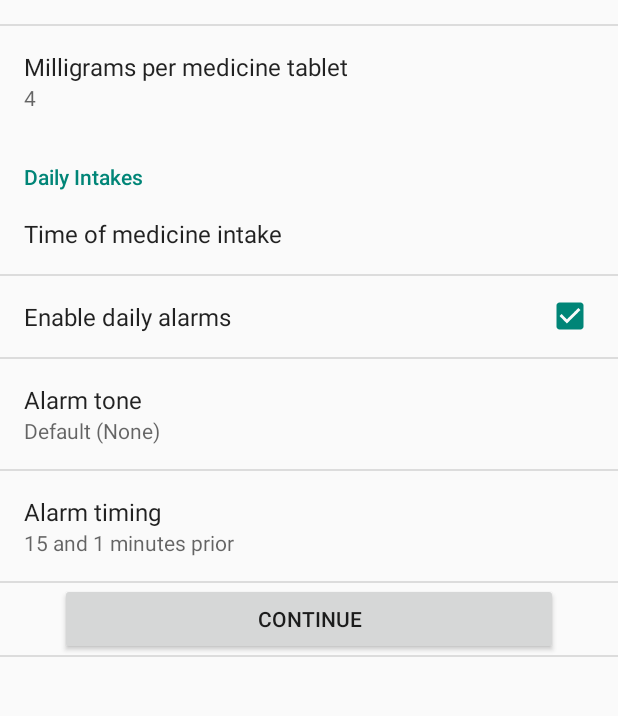
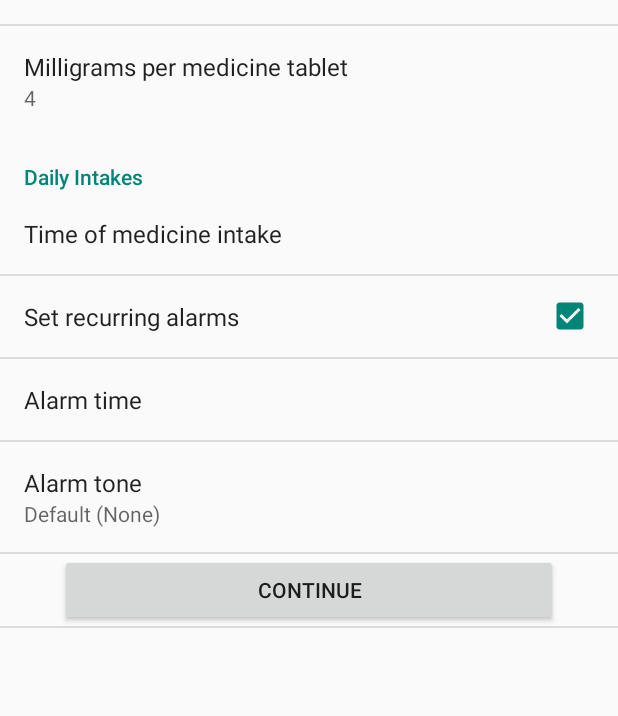
Before and after one commit to AndresMartinMaq/ThirdYPSinthrome, an Android app: the SettingsActivity screen opened directly, with no data from a screen before it, on a phone screen of 412 x 824 dp, the part 420-1136 px from its top. Run offline under Robolectric (Android 15) with nearby library versions, the light colour scheme and no system bars.

Commit message:
Did much refinement to Alarms. Damned things are difficult to control, so several workarounds are in place such as directing the user back to the clock app to delete his/her own alarms when they try to disable them from here. Sigh. But it looks good enough, in the end, fairly satisfied.

```diff
--- a/app/src/main/java/com/example/andres/thirdypsinthrome/MyUtils.java
+++ b/app/src/main/java/com/example/andres/thirdypsinthrome/MyUtils.java
@@ -19,6 +19,7 @@ import java.util.Locale;
 //TODO Notifications, Cit. Science notes, Exporting, History.
 
 //TODO not let add dosages that overlap.
+//TODO consider using notifications for alarm.
 //TODO be able to delete dosages?
 //TODO be able to reset taken?
 //TODO check all fields are filled in settings. In onPreferenceChanged, just set them to their defaults if empty?
--- a/app/src/main/java/com/example/andres/thirdypsinthrome/SettingsActivity.java
+++ b/app/src/main/java/com/example/andres/thirdypsinthrome/SettingsActivity.java
@@ -1,24 +1,28 @@
 package com.example.andres.thirdypsinthrome;
 
 import android.annotation.SuppressLint;
+import android.content.DialogInterface;
 import android.content.Intent;
 import android.content.SharedPreferences;
 import android.media.Ringtone;
 import android.media.RingtoneManager;
 import android.net.Uri;
+import android.os.Build;
 import android.os.Bundle;
 import android.preference.ListPreference;
 import android.preference.Preference;
 import android.preference.PreferenceActivity;
 import android.preference.PreferenceManager;
 import android.provider.AlarmClock;
+import android.support.v7.app.AlertDialog;
 import android.view.View;
 
 import com.example.andres.thirdypsinthrome.DataHolders.DsgAdjustHolder;
 import com.example.andres.thirdypsinthrome.persistence.DBHelper;
 
+import java.util.ArrayList;
+import java.util.Arrays;
 import java.util.Calendar;
-import java.util.GregorianCalendar;
 
 /**
  * A {@link PreferenceActivity} that presents a set of application settings.
@@ -29,22 +33,24 @@ public class SettingsActivity extends PreferenceActivity
         implements Preference.OnPreferenceChangeListener {
 
     //TODO consider enhancing ui using spinners and such personalised Preference xml units.
+    //Note: With the default values, automode will be available.
+
     @Override
     public void onCreate(Bundle savedInstanceState) {
         super.onCreate(savedInstanceState);
 
         addPreferencesFromResource(R.xml.general_prefs);
 
-        // For all preferences, attach an OnPreferenceChangeListener so the UI summary can be
-        // updated when the preference changes.
-        //With the default values, automode will be available.
+        //For all preferences, attach an OnPreferenceChangeListener so the UI summary can be updated when the preference changes.
         bindPreferenceSummaryToValue(findPreference(getString(R.string.pref_mininr_key)));
         bindPreferenceSummaryToValue(findPreference(getString(R.string.pref_maxinr_key)));
         bindPreferenceSummaryToValue(findPreference(getString(R.string.pref_med_name_key)));
         bindPreferenceSummaryToValue(findPreference(getString(R.string.pref_med_time_key)));
         bindPreferenceSummaryToValue(findPreference(getString(R.string.pref_mg_per_tablet_key)));
         bindPreferenceSummaryToValue(findPreference(getString(R.string.pref_alarmtone_key)));
-        bindPreferenceSummaryToValue(findPreference(getString(R.string.pref_alarm_timing_key)));
+        //These are  here so they doesn't get triggered onCreation like the others.
+        findPreference(getString(R.string.pref_alarm_timing_key)).setOnPreferenceChangeListener(this);
+        findPreference(getString(R.string.pref_alarm_enabled_key)).setOnPreferenceChangeListener(this);
 
         //For when this is the initial setup.
         final SharedPreferences prefs = PreferenceManager.getDefaultSharedPreferences(this);
@@ -101,17 +107,39 @@ public class SettingsActivity extends PreferenceActivity
                 preference.setSummary(listPreference.getEntries()[prefIndex]);
             }
 
-            if(preference.getKey().equals(getString(R.string.pref_alarm_timing_key))){
-                //Set the alarm
+            if (preference.getKey().equals(getString(R.string.pref_alarm_timing_key))){
+                //Set the alarms
                 setAlarms(stringValue);
             }
         }else
         if (preference.getKey().equals(getString(R.string.pref_alarmtone_key))){
-            //For alarm tone, get the name (otherwise it displays the filepath).
+            //For alarm tone, get the name (otherwise it displays the uri).
             Uri ringtoneUri = Uri.parse(stringValue);
             Ringtone ringtone = RingtoneManager.getRingtone(this, ringtoneUri);
             String name = ringtone.getTitle(this);
             preference.setSummary(name);
+        }else
+        if (preference.getKey().equals(getString(R.string.pref_alarm_enabled_key))) {
+            if (stringValue.equals("false")) {
+                //If trying to disable alarms, show a dialog to inform that already set alarms will need to be deleted manually.
+                new AlertDialog.Builder(this).setTitle(getString(R.string.notice))
+                        .setMessage(getString(R.string.dg_past_alarms_not_deleted))
+                        .setPositiveButton(getString(R.string.dg_past_alarms_bttn1), new DialogInterface.OnClickListener() {
+                            @Override
+                            public void onClick(DialogInterface dialog, int i) {
+                                //Start the Clock Activity.
+                                startActivity(new Intent(AlarmClock.ACTION_SHOW_ALARMS));
+                            }
+                        })
+                        .setNegativeButton(getString(R.string.later), new DialogInterface.OnClickListener() {
+                            @Override
+                            public void onClick(DialogInterface dialog, int i) {
+                                dialog.dismiss();
+                            }
+                        })
+                        .show();
+            }
+            //Notice the lack of setSummary() here, due to it being a checkbox.
         }else
         if(preference.getKey().equals(getString(R.string.pref_med_name_key))){
             //For the medicine, check and set whether automatic dosage generation will be possible with it.
@@ -135,17 +163,21 @@ public class SettingsActivity extends PreferenceActivity
 
     //Setting an alarm for the medicine taking time
     private void setAlarms(String timingStr) {
-        //Get ringtone
+        //Get prefernces used
         SharedPreferences prefs = PreferenceManager.getDefaultSharedPreferences(this);
         Uri ringtoneUri = Uri.parse(prefs.getString(getString(R.string.pref_alarmtone_key), getString(R.string.pref_alarmtone_default)));
+        String intakeTimeStr = prefs.getString(getString(R.string.pref_med_time_key), getString(R.string.pref_med_time_default));
 
         //Set a calendar to the medicine intake time.
-        String intakeTimeStr = prefs.getString(getString(R.string.pref_med_time_key), getString(R.string.pref_med_time_default));
         String[] hAndMins = intakeTimeStr.split(":");
         Calendar c = Calendar.getInstance();
         c.setTimeInMillis(MyUtils.getTodayLong() * 1000l);
         c.set(Calendar.HOUR_OF_DAY, Integer.parseInt(hAndMins[0]));
         c.set(Calendar.MINUTE, Integer.parseInt(hAndMins[1]));
+
+        //Days the alarm will be set for.
+        Integer[] week = {Calendar.MONDAY,Calendar.TUESDAY,Calendar.WEDNESDAY,Calendar.THURSDAY,Calendar.FRIDAY,Calendar.SATURDAY, Calendar.SUNDAY};
+        ArrayList<Integer> daysOfWeek = new ArrayList<Integer>(Arrays.asList(week));
 
         //Set alarms X minutes prior to this time (may set 1, 2 or more alarms depending on the timingStr set chosen by user).
         String[] strArr = timingStr.split(",");
@@ -159,9 +191,45 @@ public class SettingsActivity extends PreferenceActivity
             Intent i = new Intent(AlarmClock.ACTION_SET_ALARM);
             i.putExtra(AlarmClock.EXTRA_HOUR, hour );
             i.putExtra(AlarmClock.EXTRA_MINUTES, minute);
-            i.putExtra(AlarmClock.EXTRA_SKIP_UI, false);//true
-            i.putExtra(AlarmClock.EXTRA_RINGTONE, ringtoneUri);
-            startActivity(i);
+            i.putExtra(AlarmClock.EXTRA_MESSAGE, getString(R.string.alarm_message));
+            if (Build.VERSION.SDK_INT >= 19) {
+                i.putExtra(AlarmClock.EXTRA_RINGTONE, ringtoneUri.toString());
+                i.putIntegerArrayListExtra(AlarmClock.EXTRA_DAYS, daysOfWeek);
+            }
+            //Only open the clock activity if this is the last alarm to be set.
+            if (x.equals(strArr[strArr.length-1])){
+                i.putExtra(AlarmClock.EXTRA_SKIP_UI, true);
+                startActivity(i);
+            } else {
+                i.putExtra(AlarmClock.EXTRA_SKIP_UI, false);
+                startActivity(i);
+                try {Thread.sleep(2000);} catch (InterruptedException e) {}
+            }
+            //Undo the change to the calendar, in case another alarm will be set.
+            c.add(Calendar.MINUTE, +Integer.parseInt(x) );
         }
     }
+
+
+    /*private void seeAlarmsSet(){         //doesn't work, cursor is null TODO delete
+        final String tag_alarm = "tag_alarm";
+        Uri uri = Uri.parse("content://com.android.alarmclock/alarm");
+        Cursor c = getContentResolver().query(uri, null, null, null, null);
+        Log.i(tag_alarm, "no of records are " + c.getCount());
+        Log.i(tag_alarm, "no of columns are " + c.getColumnCount());
+        if (c != null) {
+            String names[] = c.getColumnNames();
+            for (String temp : names) {
+                System.out.println(temp);
+            }
+            if (c.moveToFirst()) {
+                do {
+                    for (int j = 0; j < c.getColumnCount(); j++) {
+                        Log.i(tag_alarm, c.getColumnName(j)
+                                + " which has value " + c.getString(j));
+                    }
+                } while (c.moveToNext());
+            }
+        }
+    }*/
 }
--- a/app/src/main/res/values/strings.xml
+++ b/app/src/main/res/values/strings.xml
@@ -49,12 +49,12 @@
 
     <!-- Settings Activity, alarm -->
     <string name="pref_alarm_enabled_key">alarmsEnabled</string>
-    <string name="pref_alarm_enabled_title">Enable daily alarms</string>
+    <string name="pref_alarm_enabled_title">Set recurring alarms</string>
     <string name="pref_alarmtone_key">alarmTone</string>
     <string name="pref_alarmtone_title">Alarm tone</string>
     <string name="pref_alarmtone_default">content://settings/system/alarm_alert</string>
     <string name="pref_alarm_timing_key">alarmTiming</string>
-    <string name="pref_alarm_timing_title">Alarm timing</string>
+    <string name="pref_alarm_timing_title">Alarm time</string>
     <string name="pref_alarm_timing_default">15,1</string>
     <string-array name="pref_alarm_times_titles">
         <item>5 minutes prior</item>
@@ -72,6 +72,11 @@
         <item>30,1</item>
         <item>30,5</item>
     </string-array>
+    <string name="alarm_message">Medication Intake Alarm</string>
+    <string name="notice">Notice</string>
+    <string name="dg_past_alarms_not_deleted">Be aware that any currently set alarms will not be deleted. If you wish to delete them you may do so from your Clock app at any point.</string>
+    <string name="dg_past_alarms_bttn1">Go to my Clock app</string>
+    <string name="later">Later</string>
 
     <!-- Special values stored in shared preferences-->
     <string name="userID_prefkey">db_userID</string>
--- a/app/src/main/res/xml/general_prefs.xml
+++ b/app/src/main/res/xml/general_prefs.xml
@@ -63,15 +63,6 @@
             android:title="@string/pref_alarm_enabled_title"
             android:defaultValue="true" />
 
-        <!-- Allows the user to choose a alarm tone-->
-        <!-- NOTE: RingtonePreference's summary should be set to its value by the activity code. -->
-        <RingtonePreference
-            android:dependency="@string/pref_alarm_enabled_key"
-            android:key="@string/pref_alarmtone_key"
-            android:title="@string/pref_alarmtone_title"
-            android:ringtoneType="alarm"
-            android:defaultValue="@string/pref_alarmtone_default" />
-
         <ListPreference
             android:dependency="@string/pref_alarm_enabled_key"
             android:key="@string/pref_alarm_timing_key"
@@ -80,6 +71,13 @@
             android:entryValues="@array/pref_alarm_times_values"
             android:defaultValue="@string/pref_alarm_timing_default" />
 
+        <RingtonePreference
+            android:dependency="@string/pref_alarm_enabled_key"
+            android:key="@string/pref_alarmtone_key"
+            android:title="@string/pref_alarmtone_title"
+            android:ringtoneType="alarm"
+            android:defaultValue="@string/pref_alarmtone_default" />
+
     </PreferenceCategory>
 
     <Preference
```
